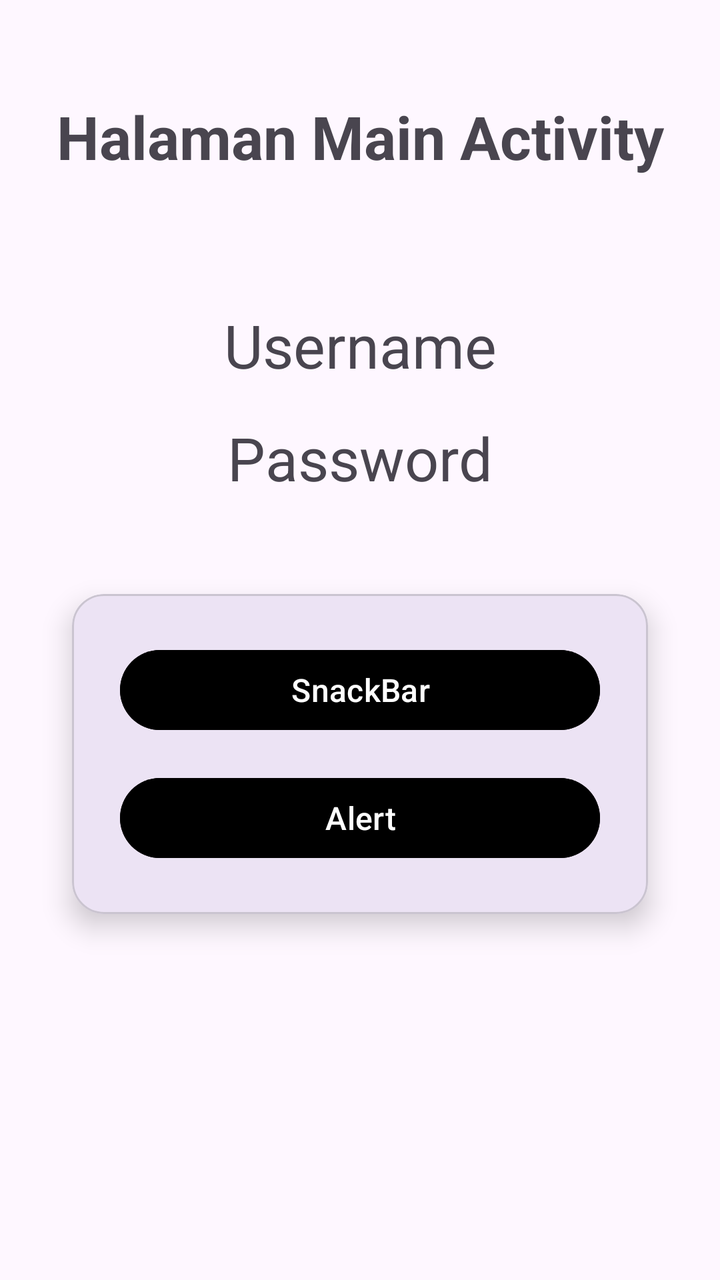
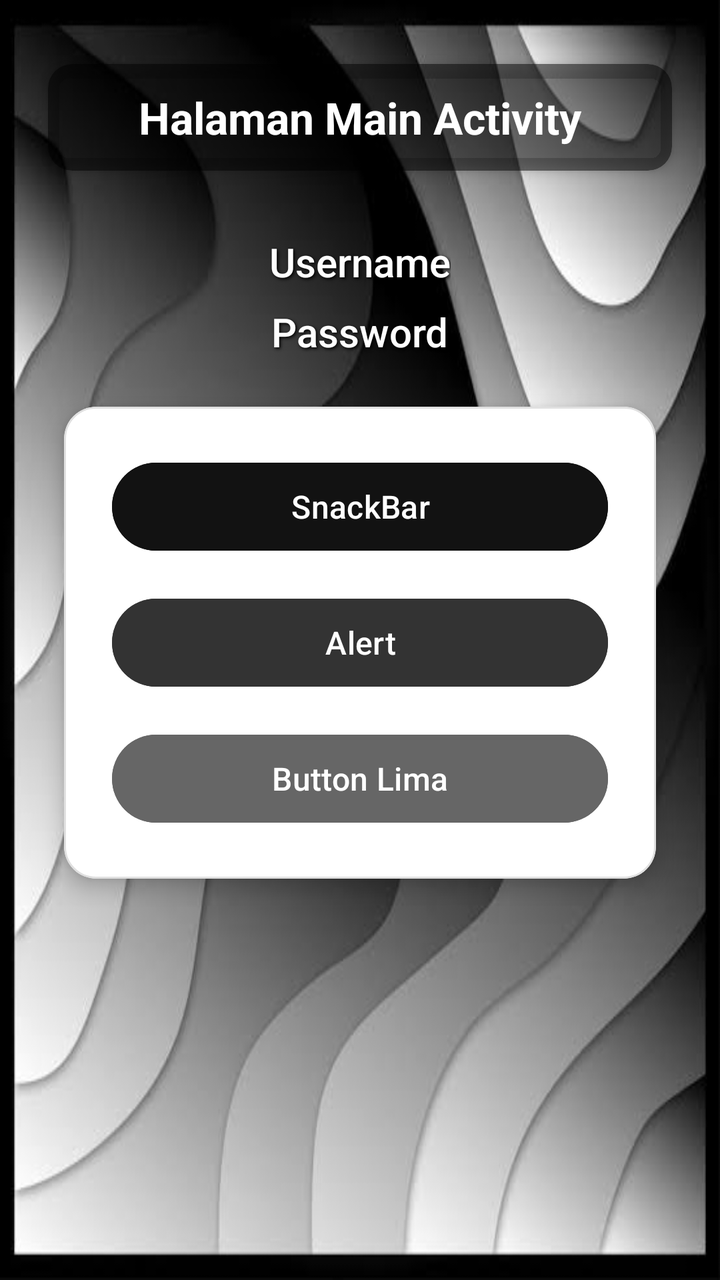

An Android layout rendered at two revisions. The XML below is the earlier revision; the diff shows what the commit changed to produce the second picture.
<!-- AndroidManifest.xml: application theme Theme.Rafli_3TIA -->
<!-- res/layout/activity_main.xml -->
<?xml version="1.0" encoding="utf-8"?>
<androidx.constraintlayout.widget.ConstraintLayout xmlns:android="http://schemas.android.com/apk/res/android"
    xmlns:app="http://schemas.android.com/apk/res-auto"
    xmlns:tools="http://schemas.android.com/tools"
    android:id="@+id/main"
    android:layout_width="match_parent"
    android:layout_height="match_parent"
    tools:context=".MainActivity">

    
    <TextView
        android:id="@+id/txtUsername2"
        android:layout_width="wrap_content"
        android:layout_height="wrap_content"
        android:layout_marginTop="48dp"
        android:text="Halaman Main Activity"
        android:textAlignment="center"
        android:textSize="30sp"
        android:textStyle="bold"
        app:layout_constraintEnd_toEndOf="parent"
        app:layout_constraintStart_toStartOf="parent"
        app:layout_constraintTop_toTopOf="parent" />

    
    <TextView
        android:id="@+id/txtUsername"
        android:layout_width="wrap_content"
        android:layout_height="wrap_content"
        android:layout_marginTop="64dp"
        android:text="Username"
        android:textSize="30sp"
        app:layout_constraintEnd_toEndOf="parent"
        app:layout_constraintStart_toStartOf="parent"
        app:layout_constraintTop_toBottomOf="@+id/txtUsername2" />

    
    <TextView
        android:id="@+id/txtPassword"
        android:layout_width="wrap_content"
        android:layout_height="wrap_content"
        android:layout_marginTop="16dp"
        android:text="Password"
        android:textSize="30sp"
        app:layout_constraintEnd_toEndOf="parent"
        app:layout_constraintStart_toStartOf="parent"
        app:layout_constraintTop_toBottomOf="@+id/txtUsername" />

    
    <com.google.android.material.card.MaterialCardView
        android:id="@+id/cardAction"
        android:layout_width="wrap_content"
        android:layout_height="wrap_content"
        android:layout_marginTop="48dp"
        app:cardCornerRadius="16dp"
        app:cardElevation="8dp"
        app:layout_constraintEnd_toEndOf="parent"
        app:layout_constraintStart_toStartOf="parent"
        app:layout_constraintTop_toBottomOf="@+id/txtPassword">

        
        <androidx.constraintlayout.widget.ConstraintLayout
            android:layout_width="match_parent"
            android:layout_height="wrap_content"
            android:padding="24dp">

            
            <Button
                android:id="@+id/btnSnackBar"
                android:layout_width="240dp"
                android:layout_height="wrap_content"
                android:backgroundTint="@color/black"
                android:text="SnackBar"
                android:textColor="@android:color/white"
                android:textSize="16sp"
                app:layout_constraintEnd_toEndOf="parent"
                app:layout_constraintStart_toStartOf="parent"
                app:layout_constraintTop_toTopOf="parent" />

            
            <Button
                android:id="@+id/btnAlert"
                android:layout_width="240dp"
                android:layout_height="wrap_content"
                android:layout_marginTop="16dp"
                android:backgroundTint="@color/black"
                android:text="Alert"
                android:textColor="@android:color/white"
                android:textSize="16sp"
                app:layout_constraintBottom_toBottomOf="parent"
                app:layout_constraintEnd_toEndOf="parent"
                app:layout_constraintStart_toStartOf="parent"
                app:layout_constraintTop_toBottomOf="@+id/btnSnackBar" />

        </androidx.constraintlayout.widget.ConstraintLayout>

    </com.google.android.material.card.MaterialCardView>

</androidx.constraintlayout.widget.ConstraintLayout>
<!-- resources referenced by this layout -->
<resources>
  <color name="black">#FF000000</color>
  <style name="Theme.Rafli_3TIA" parent="Base.Theme.Rafli_3TIA" />
  <style name="Base.Theme.Rafli_3TIA" parent="Theme.Material3.DayNight.NoActionBar">
          
          
      </style>
</resources>

<!-- the commit's change to res/layout/activity_main.xml (unified diff, before → after) -->
@@ -5,42 +5,72 @@
     android:id="@+id/main"
     android:layout_width="match_parent"
     android:layout_height="match_parent"
+    android:background="@drawable/bg2"
+    android:fitsSystemWindows="true"
     tools:context=".MainActivity">
 
     
-    <TextView
-        android:id="@+id/txtUsername2"
-        android:layout_width="wrap_content"
+    <androidx.cardview.widget.CardView
+        android:id="@+id/cardTitleContainer"
+        android:layout_width="0dp"
         android:layout_height="wrap_content"
-        android:layout_marginTop="48dp"
-        android:text="Halaman Main Activity"
-        android:textAlignment="center"
-        android:textSize="30sp"
-        android:textStyle="bold"
+        android:layout_marginHorizontal="24dp"
+        android:layout_marginTop="32dp"
+        app:cardBackgroundColor="#80000000"
+        app:cardCornerRadius="12dp"
+        app:cardElevation="4dp"
+        app:strokeColor="#FFFFFF"
+        app:strokeWidth="1dp"
         app:layout_constraintEnd_toEndOf="parent"
         app:layout_constraintStart_toStartOf="parent"
-        app:layout_constraintTop_toTopOf="parent" />
+        app:layout_constraintTop_toTopOf="parent">
+
+        <TextView
+            android:id="@+id/txtUsername2"
+            android:layout_width="match_parent"
+            android:layout_height="wrap_content"
+            android:paddingVertical="12dp"
+            android:paddingHorizontal="16dp"
+            android:text="Halaman Main Activity"
+            android:textAlignment="center"
+            android:textColor="@android:color/white"
+            android:textSize="22sp"
+            android:textStyle="bold" />
+
+    </androidx.cardview.widget.CardView>
 
     
     <TextView
         android:id="@+id/txtUsername"
         android:layout_width="wrap_content"
         android:layout_height="wrap_content"
-        android:layout_marginTop="64dp"
+        android:layout_marginTop="32dp"
+        android:fontFamily="sans-serif-medium"
+        android:shadowColor="#000000"
+        android:shadowDx="2"
+        android:shadowDy="2"
+        android:shadowRadius="4"
         android:text="Username"
-        android:textSize="30sp"
+        android:textColor="@android:color/white"
+        android:textSize="20sp"
         app:layout_constraintEnd_toEndOf="parent"
         app:layout_constraintStart_toStartOf="parent"
-        app:layout_constraintTop_toBottomOf="@+id/txtUsername2" />
+        app:layout_constraintTop_toBottomOf="@+id/cardTitleContainer" />
 
     
     <TextView
         android:id="@+id/txtPassword"
         android:layout_width="wrap_content"
         android:layout_height="wrap_content"
-        android:layout_marginTop="16dp"
+        android:layout_marginTop="8dp"
+        android:fontFamily="sans-serif-medium"
+        android:shadowColor="#000000"
+        android:shadowDx="2"
+        android:shadowDy="2"
+        android:shadowRadius="4"
         android:text="Password"
-        android:textSize="30sp"
+        android:textColor="@android:color/white"
+        android:textSize="20sp"
         app:layout_constraintEnd_toEndOf="parent"
         app:layout_constraintStart_toStartOf="parent"
         app:layout_constraintTop_toBottomOf="@+id/txtUsername" />
@@ -48,27 +78,31 @@
     
     <com.google.android.material.card.MaterialCardView
         android:id="@+id/cardAction"
-        android:layout_width="wrap_content"
+        android:layout_width="0dp"
         android:layout_height="wrap_content"
-        android:layout_marginTop="48dp"
+        android:layout_marginHorizontal="32dp"
+        android:layout_marginTop="24dp"
+        app:cardBackgroundColor="@android:color/white"
         app:cardCornerRadius="16dp"
-        app:cardElevation="8dp"
+        app:cardElevation="6dp"
         app:layout_constraintEnd_toEndOf="parent"
         app:layout_constraintStart_toStartOf="parent"
-        app:layout_constraintTop_toBottomOf="@+id/txtPassword">
+        app:layout_constraintTop_toBottomOf="@+id/txtPassword"
+        app:strokeColor="#E0E0E0"
+        app:strokeWidth="1dp">
 
         
         <androidx.constraintlayout.widget.ConstraintLayout
             android:layout_width="match_parent"
-            android:layout_height="wrap_content"
+            android:layout_height="match_parent"
             android:padding="24dp">
 
             
             <Button
                 android:id="@+id/btnSnackBar"
-                android:layout_width="240dp"
-                android:layout_height="wrap_content"
-                android:backgroundTint="@color/black"
+                android:layout_width="0dp"
+                android:layout_height="52dp"
+                android:backgroundTint="#121212"
                 android:text="SnackBar"
                 android:textColor="@android:color/white"
                 android:textSize="16sp"
@@ -79,17 +113,31 @@
             
             <Button
                 android:id="@+id/btnAlert"
-                android:layout_width="240dp"
-                android:layout_height="wrap_content"
+                android:layout_width="0dp"
+                android:layout_height="52dp"
                 android:layout_marginTop="16dp"
-                android:backgroundTint="@color/black"
+                android:backgroundTint="#333333"
                 android:text="Alert"
+                android:textColor="@android:color/white"
+                android:textSize="16sp"
+                app:layout_constraintEnd_toEndOf="parent"
+                app:layout_constraintStart_toStartOf="parent"
+                app:layout_constraintTop_toBottomOf="@+id/btnSnackBar" />
+
+            
+            <Button
+                android:id="@+id/btnToLima"
+                android:layout_width="0dp"
+                android:layout_height="52dp"
+                android:layout_marginTop="16dp"
+                android:backgroundTint="#666666"
+                android:text="Button Lima"
                 android:textColor="@android:color/white"
                 android:textSize="16sp"
                 app:layout_constraintBottom_toBottomOf="parent"
                 app:layout_constraintEnd_toEndOf="parent"
                 app:layout_constraintStart_toStartOf="parent"
-                app:layout_constraintTop_toBottomOf="@+id/btnSnackBar" />
+                app:layout_constraintTop_toBottomOf="@+id/btnAlert" />
 
         </androidx.constraintlayout.widget.ConstraintLayout>
 
<!-- resource entries referenced after the edit -->
@@ -1,6 +1,6 @@
 <!-- resources referenced by this layout -->
 <resources>
-  <color name="black">#FF000000</color>
+  <!-- drawable bg2: jpg bitmap (drawable, 19718 bytes) -->
   <style name="Theme.Rafli_3TIA" parent="Base.Theme.Rafli_3TIA" />
   <style name="Base.Theme.Rafli_3TIA" parent="Theme.Material3.DayNight.NoActionBar">
           
